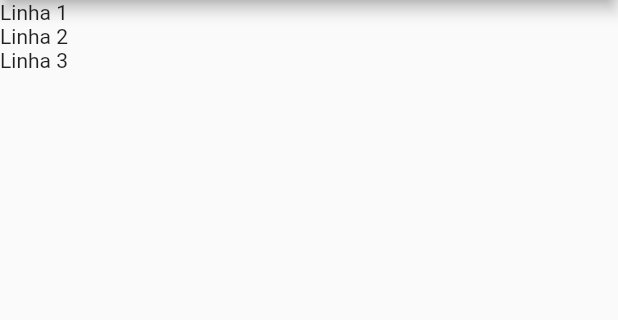
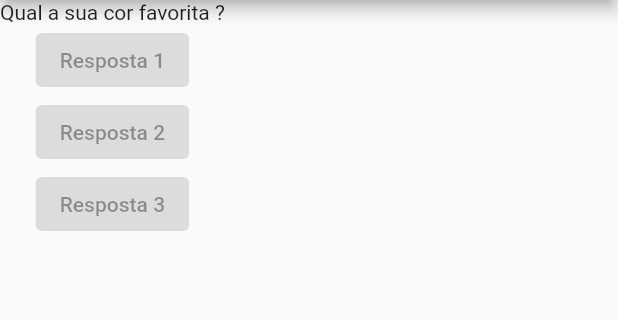
Before and after one commit to jessealvessilva/perguntas_novo, a Flutter app: the screen it shows after launch, on a phone screen of 412 x 824 dp, the part 84-404 px from its top. Run offline on Flutter 3.47's test engine with Material 2 defaults, Android fonts, the light colour scheme and no system bars.

Commit message:
Implementação de Perguntas e respostas por meio dos elementos visuais

```diff
--- a/lib/main.dart
+++ b/lib/main.dart
@@ -6,6 +6,10 @@ void main() {
 
 class PerguntasApp extends StatelessWidget {
   Widget build(BuildContext context) {
+    final perguntas = [
+      'Qual a sua cor favorita ?',
+      'Qual é o seu animal favorito ?',
+    ];
     return MaterialApp(
       home: Scaffold(
           appBar: AppBar(
@@ -13,9 +17,19 @@ class PerguntasApp extends StatelessWidget {
           ),
           body: Column(
             children: [
-              Text('Linha 1'),
-              Text('Linha 2'),
-              Text('Linha 3'),
+              Text(perguntas[0]),
+              ElevatedButton(
+                onPressed: null,
+                child: Text('Resposta 1'),
+              ),
+              ElevatedButton(
+                onPressed: null,
+                child: Text('Resposta 2'),
+              ),
+              ElevatedButton(
+                onPressed: null,
+                child: Text('Resposta 3'),
+              ),
             ],
           )),
     );
```
